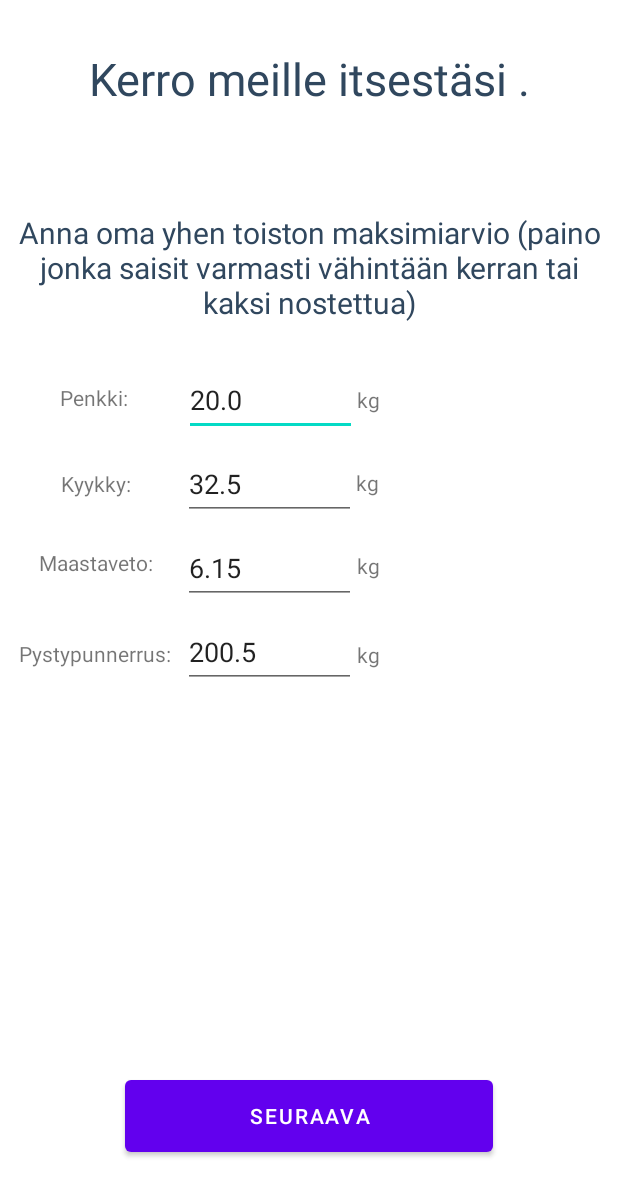
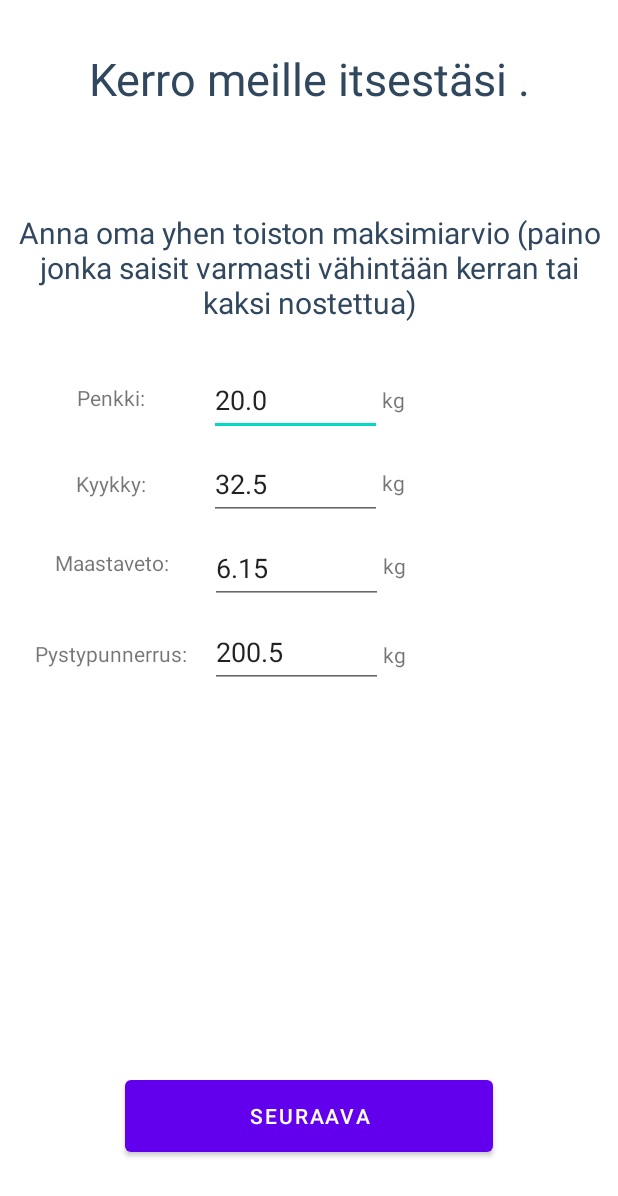
Before and after one commit to Cl0wnFiesta/GymRat, an Android app: the SetupPageActivity screen opened directly, with no data from a screen before it, on a phone screen of 412 x 824 dp. Shown: the top 1196 px of the screen. Run offline under Robolectric (Android 15) with nearby library versions, the phone set to English and light mode, and no system bars.

```diff
--- a/app/src/main/res/layout/first_setup_page.xml
+++ b/app/src/main/res/layout/first_setup_page.xml
@@ -38,13 +38,12 @@
         android:id="@+id/maxPenkki"
         android:layout_width="115dp"
         android:layout_height="48dp"
-        android:layout_marginStart="1dp"
+        android:layout_marginStart="8dp"
         android:layout_marginTop="21dp"
         android:ems="10"
         android:inputType="numberDecimal"
         android:minHeight="48dp"
         android:textColorHint="#757575"
-        app:layout_constraintEnd_toStartOf="@+id/maxPenkkiText5"
         app:layout_constraintStart_toEndOf="@+id/maxPenkkiText"
         app:layout_constraintTop_toBottomOf="@+id/inffo" />
 
@@ -52,49 +51,47 @@
         android:id="@+id/maxKyykky"
         android:layout_width="115dp"
         android:layout_height="48dp"
-        android:layout_marginStart="1dp"
+        android:layout_marginStart="8dp"
         android:layout_marginTop="8dp"
         android:ems="10"
         android:inputType="numberDecimal"
         android:minHeight="48dp"
         android:textColorHint="#757575"
-        app:layout_constraintEnd_toStartOf="@+id/maxPenkkiText6"
-        app:layout_constraintStart_toEndOf="@+id/maxPenkkiText"
+        app:layout_constraintStart_toEndOf="@+id/maxPenkkiText2"
         app:layout_constraintTop_toBottomOf="@+id/maxPenkki" />
 
     <EditText
         android:id="@+id/maxMaastaveto"
         android:layout_width="115dp"
         android:layout_height="48dp"
-        android:layout_marginStart="1dp"
+        android:layout_marginStart="8dp"
         android:layout_marginTop="8dp"
         android:ems="10"
         android:inputType="numberDecimal"
         android:minHeight="48dp"
         android:textColorHint="#757575"
-        app:layout_constraintEnd_toStartOf="@+id/maxPenkkiText7"
-        app:layout_constraintStart_toEndOf="@+id/maxPenkkiText"
+        app:layout_constraintStart_toEndOf="@+id/maxPenkkiText3"
         app:layout_constraintTop_toBottomOf="@+id/maxKyykky" />
 
     <EditText
         android:id="@+id/maxPystyPunnerrus"
         android:layout_width="115dp"
         android:layout_height="48dp"
-        android:layout_marginStart="1dp"
+        android:layout_marginStart="8dp"
         android:layout_marginTop="8dp"
         android:ems="10"
         android:inputType="numberDecimal"
         android:minHeight="48dp"
         android:textColorHint="#757575"
         app:layout_constraintEnd_toStartOf="@+id/maxPenkkiText8"
-        app:layout_constraintStart_toEndOf="@+id/maxPenkkiText"
+        app:layout_constraintStart_toEndOf="@+id/maxPenkkiText4"
         app:layout_constraintTop_toBottomOf="@+id/maxMaastaveto" />
 
     <TextView
         android:id="@+id/maxPenkkiText"
         android:layout_width="115dp"
         android:layout_height="47dp"
-        android:layout_marginStart="5dp"
+        android:layout_marginStart="16dp"
         android:layout_marginTop="20dp"
         android:layout_marginEnd="1dp"
         android:gravity="center"
@@ -109,7 +106,7 @@
         android:layout_width="115dp"
         android:layout_height="47dp"
         android:layout_marginTop="21dp"
-        android:layout_marginEnd="59dp"
+        android:layout_marginEnd="42dp"
         android:gravity="center_vertical"
         android:text="@string/KG"
         app:layout_constraintEnd_toEndOf="parent"
@@ -121,12 +118,11 @@
         android:layout_width="115dp"
         android:layout_height="47dp"
         android:layout_marginTop="8dp"
-        android:layout_marginEnd="59dp"
+        android:layout_marginEnd="42dp"
         android:gravity="center_vertical"
         android:text="@string/KG"
         app:layout_constraintEnd_toEndOf="parent"
-        app:layout_constraintHorizontal_bias="1.0"
-        app:layout_constraintStart_toEndOf="@+id/maxPenkki"
+        app:layout_constraintStart_toEndOf="@+id/maxKyykky"
         app:layout_constraintTop_toBottomOf="@+id/maxPenkkiText5" />
 
     <TextView
@@ -134,12 +130,11 @@
         android:layout_width="115dp"
         android:layout_height="47dp"
         android:layout_marginTop="8dp"
-        android:layout_marginEnd="59dp"
+        android:layout_marginEnd="41dp"
         android:gravity="center_vertical"
         android:text="@string/KG"
         app:layout_constraintEnd_toEndOf="parent"
-        app:layout_constraintHorizontal_bias="0.0"
-        app:layout_constraintStart_toEndOf="@+id/maxPenkki"
+        app:layout_constraintStart_toEndOf="@+id/maxMaastaveto"
         app:layout_constraintTop_toBottomOf="@+id/maxPenkkiText6" />
 
     <TextView
@@ -147,26 +142,22 @@
         android:layout_width="115dp"
         android:layout_height="47dp"
         android:layout_marginTop="12dp"
-        android:layout_marginEnd="59dp"
+        android:layout_marginEnd="41dp"
         android:gravity="center_vertical"
         android:text="@string/KG"
         app:layout_constraintEnd_toEndOf="parent"
-        app:layout_constraintHorizontal_bias="0.0"
-        app:layout_constraintStart_toEndOf="@+id/maxPenkki"
+        app:layout_constraintStart_toEndOf="@+id/maxPystyPunnerrus"
         app:layout_constraintTop_toBottomOf="@+id/maxPenkkiText7" />
 
     <TextView
         android:id="@+id/maxPenkkiText2"
         android:layout_width="115dp"
         android:layout_height="44dp"
-        android:layout_marginStart="5dp"
+        android:layout_marginStart="16dp"
         android:layout_marginTop="12dp"
-        android:layout_marginEnd="1dp"
         android:gravity="center"
         android:text="@string/maxKyykky"
         android:textAlignment="center"
-        app:layout_constraintEnd_toStartOf="@+id/maxPenkki"
-        app:layout_constraintHorizontal_bias="1.0"
         app:layout_constraintStart_toStartOf="parent"
         app:layout_constraintTop_toBottomOf="@+id/maxPenkkiText" />
 
@@ -174,7 +165,7 @@
         android:id="@+id/maxPenkkiText3"
         android:layout_width="116dp"
         android:layout_height="45dp"
-        android:layout_marginStart="5dp"
+        android:layout_marginStart="16dp"
         android:layout_marginTop="8dp"
         android:layout_marginEnd="1dp"
         android:gravity="center"
@@ -189,7 +180,7 @@
         android:id="@+id/maxPenkkiText4"
         android:layout_width="116dp"
         android:layout_height="51dp"
-        android:layout_marginStart="5dp"
+        android:layout_marginStart="16dp"
         android:layout_marginTop="12dp"
         android:layout_marginEnd="1dp"
         android:gravity="center"
--- a/app/src/main/res/layout/pick_gender.xml
+++ b/app/src/main/res/layout/pick_gender.xml
@@ -11,13 +11,13 @@
         android:id="@+id/luoProfiili"
         android:layout_width="171dp"
         android:layout_height="122dp"
-        android:layout_marginStart="16dp"
+        android:layout_marginStart="32dp"
         android:layout_marginTop="108dp"
         android:layout_marginEnd="224dp"
         android:text="@string/luoprofiili"
+        android:textColor="#30475E"
         android:textSize="30sp"
         android:textStyle="bold"
-        android:textColor="#30475E"
         app:layout_constraintEnd_toEndOf="parent"
         app:layout_constraintStart_toStartOf="parent"
         app:layout_constraintTop_toTopOf="parent" />
@@ -26,7 +26,7 @@
         android:id="@+id/kayttajatunnus"
         android:layout_width="347dp"
         android:layout_height="48dp"
-        android:layout_marginStart="16dp"
+        android:layout_marginStart="32dp"
         android:layout_marginTop="28dp"
         android:layout_marginEnd="48dp"
         android:background="@drawable/rounded_corner"
```
Also changed, not shown: gradle/wrapper/gradle-wrapper.properties.
